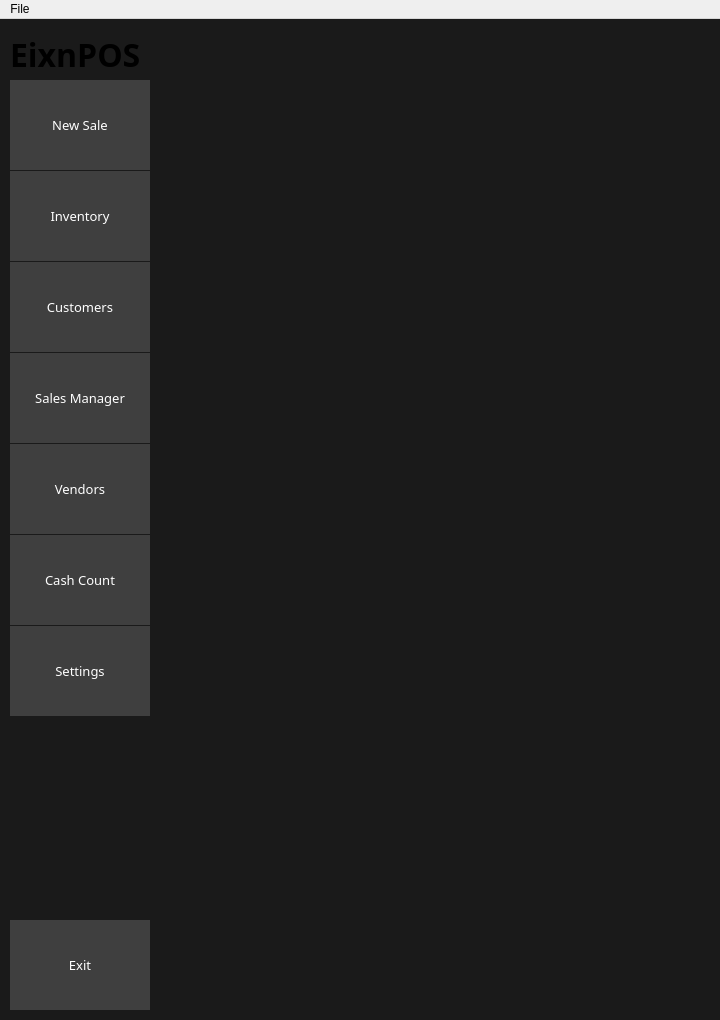
The window that src/ui/main_app_window.ui (micronesianmacarthur/eixn-pos) describes before a commit, drawn with Qt 5.
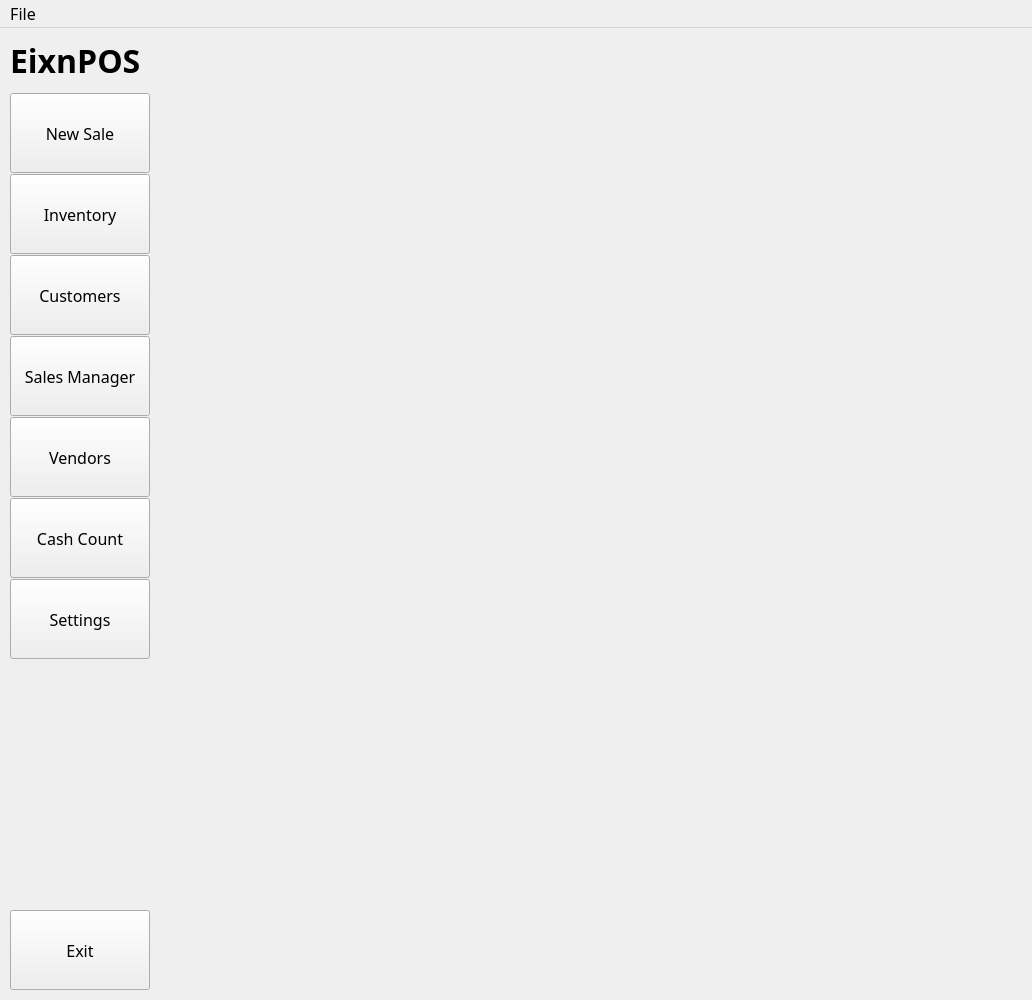
The same window after the commit. Icons and pictures are not drawn.

Diff of the .ui file:
```diff
--- a/src/ui/main_app_window.ui
+++ b/src/ui/main_app_window.ui
@@ -6,20 +6,20 @@
    <rect>
     <x>0</x>
     <y>0</y>
-    <width>720</width>
-    <height>1020</height>
+    <width>1032</width>
+    <height>1000</height>
    </rect>
   </property>
   <property name="minimumSize">
    <size>
     <width>0</width>
-    <height>1020</height>
+    <height>1000</height>
    </size>
   </property>
   <property name="font">
    <font>
     <family>Lexend</family>
-    <pointsize>10</pointsize>
+    <pointsize>12</pointsize>
    </font>
   </property>
   <property name="windowTitle">
@@ -30,30 +30,7 @@
     <normaloff>:/Icons/register.svg</normaloff>:/Icons/register.svg</iconset>
   </property>
   <property name="styleSheet">
-   <string notr="true">#centralwidget {
-	background-color: #1a1a1a;
-}
-#wd_menu {}
-#wd_content {}
-#container {}
-QToolButton {
-	background-color: #3f3f3f;
-	color: #fff;
-	border-radius: 0;
-}
-QToolButton:hover {
-	background-color: #cfcfcf;
-	color: #1b1b1b;
-}
-#wd_stacked {
-	background-color: #1a1a1a;
-}</string>
-  </property>
-  <property name="iconSize">
-   <size>
-    <width>25</width>
-    <height>25</height>
-   </size>
+   <string notr="true"/>
   </property>
   <widget class="QWidget" name="centralwidget">
    <layout class="QHBoxLayout" name="horizontalLayout">
@@ -77,7 +54,7 @@
       <property name="minimumSize">
        <size>
         <width>140</width>
-        <height>980</height>
+        <height>0</height>
        </size>
       </property>
       <property name="maximumSize">
@@ -87,11 +64,14 @@
        </size>
       </property>
       <layout class="QVBoxLayout" name="verticalLayout">
+       <property name="spacing">
+        <number>10</number>
+       </property>
        <property name="leftMargin">
         <number>0</number>
        </property>
        <property name="topMargin">
-        <number>5</number>
+        <number>0</number>
        </property>
        <property name="rightMargin">
         <number>0</number>
@@ -103,14 +83,14 @@
         <widget class="QLabel" name="label">
          <property name="minimumSize">
           <size>
-           <width>140</width>
-           <height>40</height>
+           <width>0</width>
+           <height>45</height>
           </size>
          </property>
          <property name="maximumSize">
           <size>
-           <width>140</width>
-           <height>40</height>
+           <width>16777215</width>
+           <height>45</height>
           </size>
          </property>
          <property name="font">
@@ -148,15 +128,9 @@
             <property name="minimumSize">
              <size>
               <width>140</width>
-              <height>90</height>
+              <height>80</height>
              </size>
             </property>
-            <property name="font">
-             <font>
-              <family>Lexend</family>
-              <pointsize>10</pointsize>
-             </font>
-            </property>
             <property name="text">
              <string>New Sale</string>
             </property>
@@ -166,8 +140,8 @@
             </property>
             <property name="iconSize">
              <size>
-              <width>35</width>
-              <height>35</height>
+              <width>30</width>
+              <height>30</height>
              </size>
             </property>
             <property name="toolButtonStyle">
@@ -180,15 +154,9 @@
             <property name="minimumSize">
              <size>
               <width>140</width>
-              <height>90</height>
+              <height>80</height>
              </size>
             </property>
-            <property name="font">
-             <font>
-              <family>Lexend</family>
-              <pointsize>10</pointsize>
-             </font>
-            </property>
             <property name="text">
              <string>Inventory</string>
             </property>
@@ -198,8 +166,8 @@
             </property>
             <property name="iconSize">
              <size>
-              <width>35</width>
-              <height>35</height>
+              <width>30</width>
+              <height>30</height>
              </size>
             </property>
             <property name="toolButtonStyle">
@@ -212,15 +180,9 @@
             <property name="minimumSize">
              <size>
               <width>140</width>
-              <height>90</height>
+              <height>80</height>
              </size>
             </property>
-            <property name="font">
-             <font>
-              <family>Lexend</family>
-              <pointsize>10</pointsize>
-             </font>
-            </property>
             <property name="text">
              <string>Customers</string>
             </property>
@@ -230,8 +192,8 @@
             </property>
             <property name="iconSize">
              <size>
-              <width>35</width>
-              <height>35</height>
+              <width>30</width>
+              <height>30</height>
              </size>
             </property>
             <property name="toolButtonStyle">
@@ -244,15 +206,9 @@
             <property name="minimumSize">
              <size>
               <width>140</width>
-              <height>90</height>
+              <height>80</height>
              </size>
             </property>
-            <property name="font">
-             <font>
-              <family>Lexend</family>
-              <pointsize>10</pointsize>
-             </font>
-            </property>
             <property name="text">
              <string>Sales Manager</string>
             </property>
@@ -262,8 +218,8 @@
             </property>
             <property name="iconSize">
              <size>
-              <width>35</width>
-              <height>35</height>
+              <width>30</width>
+              <height>30</height>
              </size>
             </property>
             <property name="toolButtonStyle">
@@ -276,15 +232,9 @@
             <property name="minimumSize">
              <size>
               <width>140</width>
-              <height>90</height>
+              <height>80</height>
              </size>
             </property>
-            <property name="font">
-             <font>
-              <family>Lexend</family>
-              <pointsize>10</pointsize>
-             </font>
-            </property>
             <property name="text">
              <string>Vendors</string>
             </property>
@@ -294,8 +244,8 @@
             </property>
             <property name="iconSize">
              <size>
-              <width>35</width>
-              <height>35</height>
+              <width>30</width>
+              <height>30</height>
              </size>
             </property>
             <property name="toolButtonStyle">
@@ -308,15 +258,9 @@
             <property name="minimumSize">
              <size>
               <width>140</width>
-              <height>90</height>
+              <height>80</height>
              </size>
             </property>
-            <property name="font">
-             <font>
-              <family>Lexend</family>
-              <pointsize>10</pointsize>
-             </font>
-            </property>
             <property name="text">
              <string>Cash Count</string>
             </property>
@@ -326,8 +270,8 @@
             </property>
             <property name="iconSize">
              <size>
-              <width>35</width>
-              <height>35</height>
+              <width>30</width>
+              <height>30</height>
              </size>
             </property>
             <property name="toolButtonStyle">
@@ -340,15 +284,9 @@
             <property name="minimumSize">
              <size>
               <width>140</width>
-              <height>90</height>
+              <height>80</height>
              </size>
             </property>
-            <property name="font">
-             <font>
-              <family>Lexend</family>
-              <pointsize>10</pointsize>
-             </font>
-            </property>
             <property name="text">
              <string>Settings</string>
             </property>
@@ -358,8 +296,8 @@
             </property>
             <property name="iconSize">
              <size>
-              <width>35</width>
-              <height>35</height>
+              <width>30</width>
+              <height>30</height>
              </size>
             </property>
             <property name="toolButtonStyle">
@@ -372,9 +310,6 @@
             <property name="orientation">
              <enum>Qt::Orientation::Vertical</enum>
             </property>
-            <property name="sizeType">
-             <enum>QSizePolicy::Policy::Expanding</enum>
-            </property>
             <property name="sizeHint" stdset="0">
              <size>
               <width>20</width>
@@ -388,15 +323,9 @@
             <property name="minimumSize">
              <size>
               <width>140</width>
-              <height>90</height>
+              <height>80</height>
              </size>
             </property>
-            <property name="font">
-             <font>
-              <family>Lexend</family>
-              <pointsize>10</pointsize>
-             </font>
-            </property>
             <property name="text">
              <string>Exit</string>
             </property>
@@ -406,8 +335,8 @@
             </property>
             <property name="iconSize">
              <size>
-              <width>35</width>
-              <height>35</height>
+              <width>30</width>
+              <height>30</height>
              </size>
             </property>
             <property name="toolButtonStyle">
@@ -423,41 +352,8 @@
     </item>
     <item>
      <widget class="QStackedWidget" name="wd_stacked">
-      <property name="minimumSize">
-       <size>
-        <width>0</width>
-        <height>0</height>
-       </size>
-      </property>
-      <property name="font">
-       <font>
-        <family>Lexend</family>
-        <pointsize>10</pointsize>
-       </font>
-      </property>
-      <property name="currentIndex">
-       <number>0</number>
-      </property>
-      <widget class="QWidget" name="home">
-       <layout class="QGridLayout" name="gridLayout">
-        <property name="leftMargin">
-         <number>0</number>
-        </property>
-        <property name="topMargin">
-         <number>0</number>
-        </property>
-        <property name="rightMargin">
-         <number>0</number>
-        </property>
-        <property name="bottomMargin">
-         <number>0</number>
-        </property>
-        <property name="spacing">
-         <number>0</number>
-        </property>
-       </layout>
-      </widget>
-      <widget class="QWidget" name="custom"/>
+      <widget class="QWidget" name="page"/>
+      <widget class="QWidget" name="page_2"/>
      </widget>
     </item>
    </layout>
@@ -467,29 +363,11 @@
     <rect>
      <x>0</x>
      <y>0</y>
-     <width>720</width>
-     <height>22</height>
+     <width>1032</width>
+     <height>25</height>
     </rect>
    </property>
-   <property name="minimumSize">
-    <size>
-     <width>0</width>
-     <height>0</height>
-    </size>
-   </property>
-   <property name="maximumSize">
-    <size>
-     <width>16777215</width>
-     <height>16777215</height>
-    </size>
-   </property>
-   <widget class="QMenu" name="menu_file">
-    <property name="font">
-     <font>
-      <family>Lexend</family>
-      <pointsize>10</pointsize>
-     </font>
-    </property>
+   <widget class="QMenu" name="menuFile">
     <property name="title">
      <string>File</string>
     </property>
@@ -497,7 +375,7 @@
     <addaction name="separator"/>
     <addaction name="act_exit"/>
    </widget>
-   <addaction name="menu_file"/>
+   <addaction name="menuFile"/>
   </widget>
   <action name="act_user_manager">
    <property name="text">
```
Left out of the diff: 33 changed lines with no effect on the pictures.
